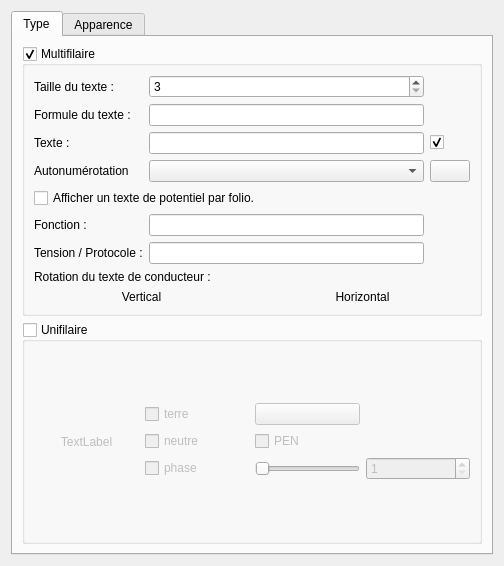
This is sources/ui/conductorpropertieswidget.ui in qelectrotech/qelectrotech-source-mirror as Qt 5 draws it before an edit. The edited form follows.
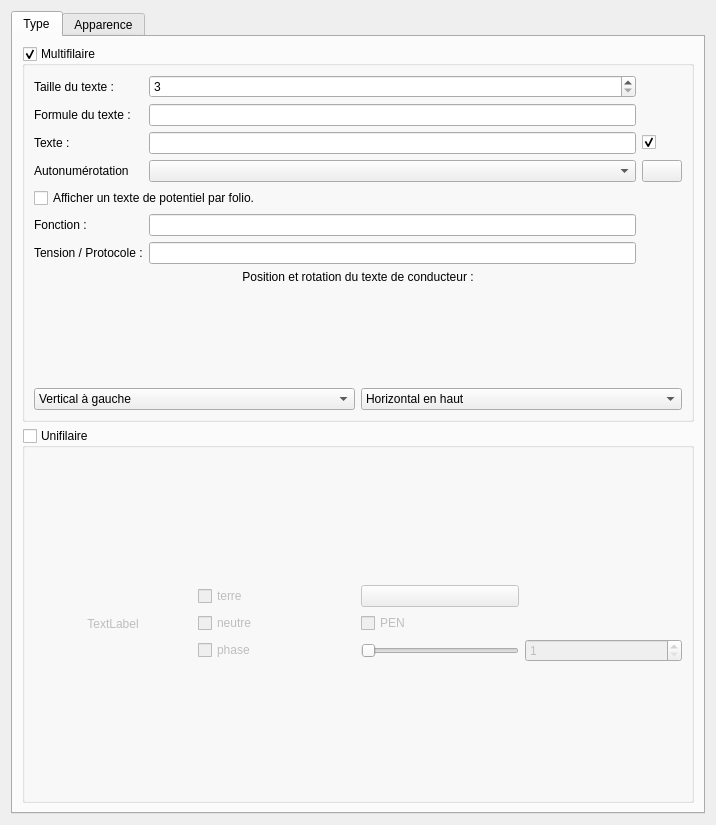
This is the edited form. Icons and pictures are not drawn.

Commit message: Text of conductor can be placed at top/bottom/left/right of conductor, and text never overlaps the conductor.

The edit to the form file:
```diff
--- a/sources/ui/conductorpropertieswidget.ui
+++ b/sources/ui/conductorpropertieswidget.ui
@@ -6,8 +6,8 @@
    <rect>
     <x>0</x>
     <y>0</y>
-    <width>504</width>
-    <height>566</height>
+    <width>716</width>
+    <height>825</height>
    </rect>
   </property>
   <property name="windowTitle">
@@ -176,33 +176,41 @@
           </item>
           <item>
            <layout class="QGridLayout" name="m_text_angle_gl">
-            <item row="1" column="0">
-             <widget class="QLabel" name="label_4">
-              <property name="text">
-               <string>Vertical</string>
-              </property>
-              <property name="alignment">
-               <set>Qt::AlignCenter</set>
-              </property>
+            <item row="1" column="1">
+             <widget class="QComboBox" name="m_horiz_cb">
+              <item>
+               <property name="text">
+                <string>Horizontal en haut</string>
+               </property>
+              </item>
+              <item>
+               <property name="text">
+                <string>Horizontal en bas</string>
+               </property>
+              </item>
              </widget>
             </item>
-            <item row="1" column="1">
-             <widget class="QLabel" name="label_5">
-              <property name="text">
-               <string>Horizontal</string>
-              </property>
-              <property name="alignment">
-               <set>Qt::AlignCenter</set>
-              </property>
+            <item row="1" column="0">
+             <widget class="QComboBox" name="m_verti_cb">
+              <item>
+               <property name="text">
+                <string>Vertical à gauche</string>
+               </property>
+              </item>
+              <item>
+               <property name="text">
+                <string>Vertical à droite</string>
+               </property>
+              </item>
              </widget>
             </item>
             <item row="0" column="0" colspan="2">
              <widget class="QLabel" name="label_3">
               <property name="text">
-               <string>Rotation du texte de conducteur :</string>
+               <string>Position et rotation du texte de conducteur :</string>
               </property>
               <property name="alignment">
-               <set>Qt::AlignLeading|Qt::AlignLeft|Qt::AlignTop</set>
+               <set>Qt::AlignHCenter|Qt::AlignTop</set>
               </property>
              </widget>
             </item>
```
Left out of the diff: 152 changed lines with no effect on the pictures. The commit also changes 4 other files.
